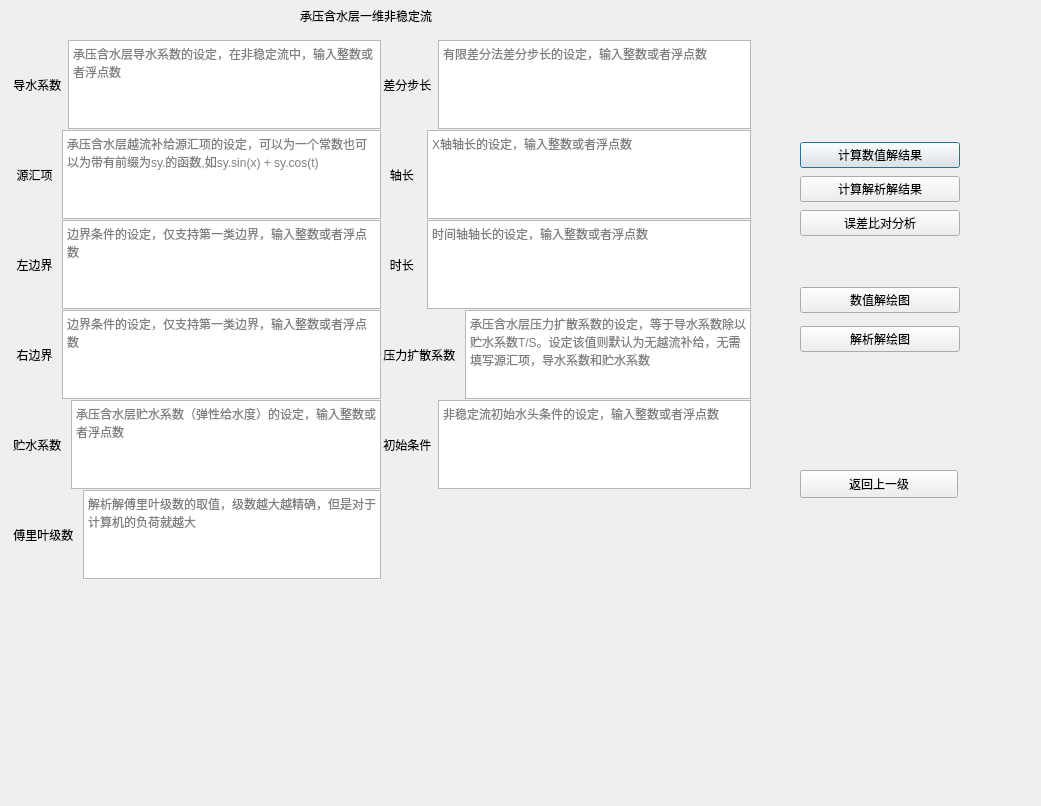
The window that ui/odcausf.ui (Yulei-3005240023/FDM_groundwater) describes before a commit, drawn with Qt 5.
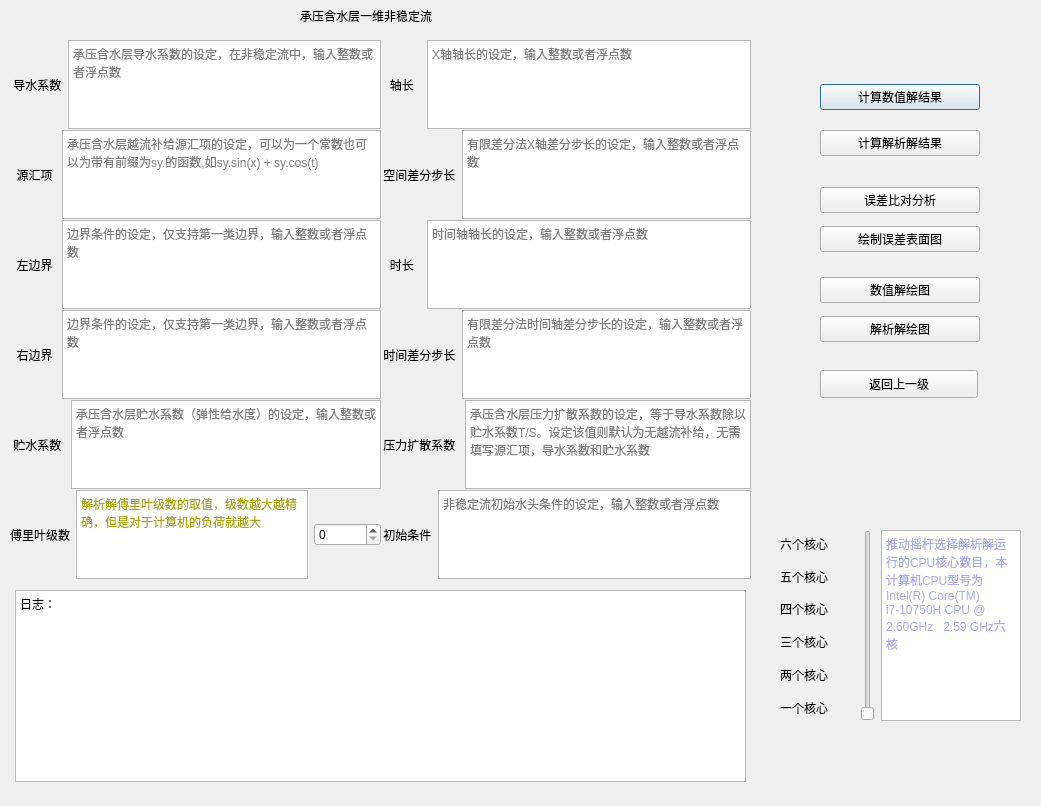
The same window after the commit.

What changed in the file:
```diff
--- a/ui/odcausf.ui
+++ b/ui/odcausf.ui
@@ -142,8 +142,8 @@
   <widget class="QWidget" name="verticalLayoutWidget">
    <property name="geometry">
     <rect>
-     <x>800</x>
-     <y>140</y>
+     <x>820</x>
+     <y>70</y>
      <width>160</width>
      <height>100</height>
     </rect>
@@ -163,20 +163,13 @@
       </property>
      </widget>
     </item>
-    <item>
-     <widget class="QPushButton" name="pushButton">
-      <property name="text">
-       <string>误差比对分析</string>
-      </property>
-     </widget>
-    </item>
    </layout>
   </widget>
   <widget class="QWidget" name="horizontalLayoutWidget_5">
    <property name="geometry">
     <rect>
      <x>380</x>
-     <y>40</y>
+     <y>130</y>
      <width>371</width>
      <height>89</height>
     </rect>
@@ -185,14 +178,14 @@
     <item>
      <widget class="QLabel" name="label_6">
       <property name="text">
-       <string> 差分步长</string>
+       <string> 空间差分步长</string>
       </property>
      </widget>
     </item>
     <item>
      <widget class="QTextEdit" name="step_length">
       <property name="placeholderText">
-       <string>有限差分法差分步长的设定，输入整数或者浮点数</string>
+       <string>有限差分法X轴差分步长的设定，输入整数或者浮点数</string>
       </property>
      </widget>
     </item>
@@ -202,7 +195,7 @@
    <property name="geometry">
     <rect>
      <x>380</x>
-     <y>130</y>
+     <y>40</y>
      <width>371</width>
      <height>89</height>
     </rect>
@@ -280,7 +273,7 @@
    <property name="geometry">
     <rect>
      <x>380</x>
-     <y>400</y>
+     <y>490</y>
      <width>371</width>
      <height>89</height>
     </rect>
@@ -306,7 +299,7 @@
    <property name="geometry">
     <rect>
      <x>380</x>
-     <y>310</y>
+     <y>400</y>
      <width>371</width>
      <height>89</height>
     </rect>
@@ -331,8 +324,8 @@
   <widget class="QWidget" name="verticalLayoutWidget_2">
    <property name="geometry">
     <rect>
-     <x>800</x>
-     <y>280</y>
+     <x>820</x>
+     <y>270</y>
      <width>160</width>
      <height>80</height>
     </rect>
@@ -357,8 +350,8 @@
   <widget class="QPushButton" name="back">
    <property name="geometry">
     <rect>
-     <x>800</x>
-     <y>470</y>
+     <x>820</x>
+     <y>370</y>
      <width>158</width>
      <height>28</height>
     </rect>
@@ -380,14 +373,187 @@
     <item>
      <widget class="QLabel" name="label_9">
       <property name="text">
-       <string> 傅里叶级数 </string>
+       <string>傅里叶级数</string>
       </property>
      </widget>
     </item>
     <item>
-     <widget class="QTextEdit" name="fourier_series">
+     <widget class="QTextBrowser" name="textBrowser_3">
+      <property name="html">
+       <string>&lt;!DOCTYPE HTML PUBLIC &quot;-//W3C//DTD HTML 4.0//EN&quot; &quot;http://www.w3.org/TR/REC-html40/strict.dtd&quot;&gt;
+&lt;html&gt;&lt;head&gt;&lt;meta name=&quot;qrichtext&quot; content=&quot;1&quot; /&gt;&lt;style type=&quot;text/css&quot;&gt;
+p, li { white-space: pre-wrap; }
+&lt;/style&gt;&lt;/head&gt;&lt;body style=&quot; font-family:'SimSun'; font-size:9pt; font-weight:400; font-style:normal;&quot;&gt;
+&lt;p style=&quot; margin-top:0px; margin-bottom:0px; margin-left:0px; margin-right:0px; -qt-block-indent:0; text-indent:0px;&quot;&gt;&lt;span style=&quot; color:#aaaa00;&quot;&gt;解析解傅里叶级数的取值，级数越大越精确，但是对于计算机的负荷就越大&lt;/span&gt;&lt;/p&gt;&lt;/body&gt;&lt;/html&gt;</string>
+      </property>
+     </widget>
+    </item>
+    <item>
+     <widget class="QSpinBox" name="spinBox">
+      <property name="maximum">
+       <number>1000000</number>
+      </property>
+     </widget>
+    </item>
+   </layout>
+  </widget>
+  <widget class="QTextBrowser" name="textBrowser">
+   <property name="geometry">
+    <rect>
+     <x>15</x>
+     <y>590</y>
+     <width>731</width>
+     <height>192</height>
+    </rect>
+   </property>
+   <property name="html">
+    <string>&lt;!DOCTYPE HTML PUBLIC &quot;-//W3C//DTD HTML 4.0//EN&quot; &quot;http://www.w3.org/TR/REC-html40/strict.dtd&quot;&gt;
+&lt;html&gt;&lt;head&gt;&lt;meta name=&quot;qrichtext&quot; content=&quot;1&quot; /&gt;&lt;style type=&quot;text/css&quot;&gt;
+p, li { white-space: pre-wrap; }
+&lt;/style&gt;&lt;/head&gt;&lt;body style=&quot; font-family:'SimSun'; font-size:9pt; font-weight:400; font-style:normal;&quot;&gt;
+&lt;p style=&quot; margin-top:0px; margin-bottom:0px; margin-left:0px; margin-right:0px; -qt-block-indent:0; text-indent:0px;&quot;&gt;日志：&lt;/p&gt;&lt;/body&gt;&lt;/html&gt;</string>
+   </property>
+  </widget>
+  <widget class="QWidget" name="horizontalLayoutWidget_12">
+   <property name="geometry">
+    <rect>
+     <x>860</x>
+     <y>530</y>
+     <width>161</width>
+     <height>191</height>
+    </rect>
+   </property>
+   <layout class="QHBoxLayout" name="horizontalLayout_12">
+    <item>
+     <widget class="QSlider" name="verticalSlider">
+      <property name="minimum">
+       <number>1</number>
+      </property>
+      <property name="maximum">
+       <number>6</number>
+      </property>
+      <property name="value">
+       <number>1</number>
+      </property>
+      <property name="orientation">
+       <enum>Qt::Vertical</enum>
+      </property>
+     </widget>
+    </item>
+    <item>
+     <widget class="QTextBrowser" name="textBrowser_2">
+      <property name="html">
+       <string>&lt;!DOCTYPE HTML PUBLIC &quot;-//W3C//DTD HTML 4.0//EN&quot; &quot;http://www.w3.org/TR/REC-html40/strict.dtd&quot;&gt;
+&lt;html&gt;&lt;head&gt;&lt;meta name=&quot;qrichtext&quot; content=&quot;1&quot; /&gt;&lt;style type=&quot;text/css&quot;&gt;
+p, li { white-space: pre-wrap; }
+&lt;/style&gt;&lt;/head&gt;&lt;body style=&quot; font-family:'SimSun'; font-size:9pt; font-weight:400; font-style:normal;&quot;&gt;
+&lt;p style=&quot; margin-top:0px; margin-bottom:0px; margin-left:0px; margin-right:0px; -qt-block-indent:0; text-indent:0px;&quot;&gt;&lt;span style=&quot; color:#aaaaff;&quot;&gt;推动摇杆选择解析解运行的CPU核心数目，本计算机CPU型号为Intel(R) Core(TM) i7-10750H CPU @ 2.60GHz   2.59 GHz六核&lt;/span&gt;&lt;/p&gt;&lt;/body&gt;&lt;/html&gt;</string>
+      </property>
+     </widget>
+    </item>
+   </layout>
+  </widget>
+  <widget class="QWidget" name="horizontalLayoutWidget_13">
+   <property name="geometry">
+    <rect>
+     <x>380</x>
+     <y>310</y>
+     <width>371</width>
+     <height>89</height>
+    </rect>
+   </property>
+   <layout class="QHBoxLayout" name="horizontalLayout_13">
+    <item>
+     <widget class="QLabel" name="label_13">
+      <property name="text">
+       <string> 时间差分步长</string>
+      </property>
+     </widget>
+    </item>
+    <item>
+     <widget class="QTextEdit" name="step_time">
       <property name="placeholderText">
-       <string>解析解傅里叶级数的取值，级数越大越精确，但是对于计算机的负荷就越大</string>
+       <string>有限差分法时间轴差分步长的设定，输入整数或者浮点数</string>
+      </property>
+     </widget>
+    </item>
+   </layout>
+  </widget>
+  <widget class="QWidget" name="verticalLayoutWidget_3">
+   <property name="geometry">
+    <rect>
+     <x>820</x>
+     <y>180</y>
+     <width>160</width>
+     <height>80</height>
+    </rect>
+   </property>
+   <layout class="QVBoxLayout" name="verticalLayout_3">
+    <item>
+     <widget class="QPushButton" name="error_analysis">
+      <property name="text">
+       <string>误差比对分析</string>
+      </property>
+     </widget>
+    </item>
+    <item>
+     <widget class="QPushButton" name="pushButton">
+      <property name="text">
+       <string>绘制误差表面图</string>
+      </property>
+     </widget>
+    </item>
+   </layout>
+  </widget>
+  <widget class="QWidget" name="verticalLayoutWidget_4">
+   <property name="geometry">
+    <rect>
+     <x>780</x>
+     <y>530</y>
+     <width>81</width>
+     <height>191</height>
+    </rect>
+   </property>
+   <layout class="QVBoxLayout" name="verticalLayout_4">
+    <item>
+     <widget class="QLabel" name="label_16">
+      <property name="text">
+       <string>六个核心</string>
+      </property>
+     </widget>
+    </item>
+    <item>
+     <widget class="QLabel" name="label_19">
+      <property name="text">
+       <string>五个核心</string>
+      </property>
+     </widget>
+    </item>
+    <item>
+     <widget class="QLabel" name="label_18">
+      <property name="text">
+       <string>四个核心</string>
+      </property>
+     </widget>
+    </item>
+    <item>
+     <widget class="QLabel" name="label_20">
+      <property name="text">
+       <string>三个核心</string>
+      </property>
+     </widget>
+    </item>
+    <item>
+     <widget class="QLabel" name="label_17">
+      <property name="text">
+       <string>两个核心</string>
+      </property>
+     </widget>
+    </item>
+    <item>
+     <widget class="QLabel" name="label_15">
+      <property name="text">
+       <string>一个核心</string>
       </property>
      </widget>
     </item>
```
Left out of the diff: 6 changed lines with no effect on the pictures.
